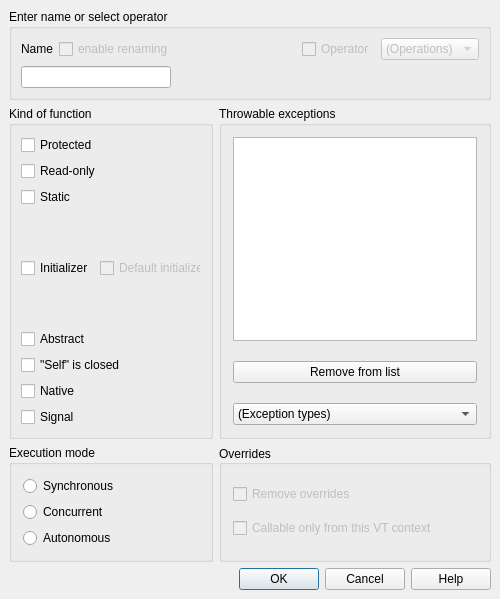
Old version of the form lavape/src/LavaPE_UI/idd_funcbox.ui in the repository berkus/lavape.
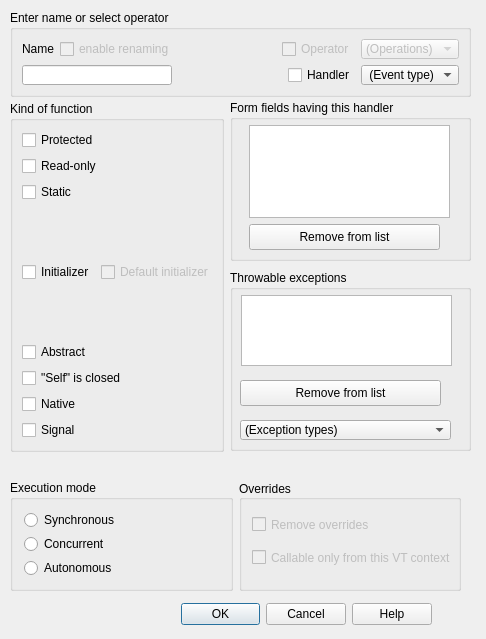
New version of the form.

```diff
--- a/lavape/src/LavaPE_UI/idd_funcbox.ui
+++ b/lavape/src/LavaPE_UI/idd_funcbox.ui
@@ -8,98 +8,22 @@
    <rect>
     <x>0</x>
     <y>0</y>
-    <width>500</width>
-    <height>599</height>
+    <width>486</width>
+    <height>639</height>
    </rect>
   </property>
   <property name="windowTitle" >
    <string>Function</string>
   </property>
-  <layout class="QVBoxLayout" >
-   <property name="margin" >
-    <number>9</number>
+  <widget class="QWidget" name="layoutWidget" >
+   <property name="geometry" >
+    <rect>
+     <x>10</x>
+     <y>600</y>
+     <width>422</width>
+     <height>28</height>
+    </rect>
    </property>
-   <property name="spacing" >
-    <number>6</number>
-   </property>
-   <item>
-    <widget class="QGroupBox" name="GroupBox_IDC_STATIC21" >
-     <property name="focusPolicy" >
-      <enum>Qt::NoFocus</enum>
-     </property>
-     <property name="title" >
-      <string>Enter name or select operator</string>
-     </property>
-     <layout class="QGridLayout" >
-      <property name="margin" >
-       <number>9</number>
-      </property>
-      <property name="spacing" >
-       <number>6</number>
-      </property>
-      <item row="0" column="1" >
-       <spacer>
-        <property name="orientation" >
-         <enum>Qt::Horizontal</enum>
-        </property>
-        <property name="sizeHint" >
-         <size>
-          <width>40</width>
-          <height>20</height>
-         </size>
-        </property>
-       </spacer>
-      </item>
-      <item row="0" column="2" >
-       <widget class="QCheckBox" name="CHECKOp" >
-        <property name="enabled" >
-         <bool>false</bool>
-        </property>
-        <property name="focusPolicy" >
-         <enum>Qt::StrongFocus</enum>
-        </property>
-        <property name="text" >
-         <string>Operator</string>
-        </property>
-       </widget>
-      </item>
-      <item row="0" column="3" >
-       <widget class="QComboBox" name="CMBOperator" >
-        <property name="enabled" >
-         <bool>false</bool>
-        </property>
-        <item>
-         <property name="text" >
-          <string>(Operations)</string>
-         </property>
-        </item>
-       </widget>
-      </item>
-      <item row="1" column="0" >
-       <widget class="QLineEdit" name="NewName" >
-        <property name="sizePolicy" >
-         <sizepolicy>
-          <hsizetype>0</hsizetype>
-          <vsizetype>0</vsizetype>
-          <horstretch>0</horstretch>
-          <verstretch>0</verstretch>
-         </sizepolicy>
-        </property>
-        <property name="minimumSize" >
-         <size>
-          <width>150</width>
-          <height>0</height>
-         </size>
-        </property>
-        <property name="focusPolicy" >
-         <enum>Qt::StrongFocus</enum>
-        </property>
-        <property name="alignment" >
-         <set>Qt::AlignLeading</set>
-        </property>
-       </widget>
-      </item>
-      <item row="0" column="0" >
        <layout class="QHBoxLayout" >
         <property name="margin" >
          <number>0</number>
@@ -108,34 +32,6 @@
          <number>6</number>
         </property>
         <item>
-         <widget class="QLabel" name="Label_IDC_STATIC46" >
-          <property name="focusPolicy" >
-           <enum>Qt::NoFocus</enum>
-          </property>
-          <property name="text" >
-           <string>Name</string>
-          </property>
-          <property name="alignment" >
-           <set>Qt::AlignLeading|Qt::AlignLeft|Qt::AlignVCenter</set>
-          </property>
-         </widget>
-        </item>
-        <item>
-         <widget class="QCheckBox" name="EnableName" >
-          <property name="enabled" >
-           <bool>false</bool>
-          </property>
-          <property name="focusPolicy" >
-           <enum>Qt::StrongFocus</enum>
-          </property>
-          <property name="text" >
-           <string>enable renaming</string>
-          </property>
-         </widget>
-        </item>
-       </layout>
-      </item>
-      <item row="1" column="1" colspan="3" >
        <spacer>
         <property name="orientation" >
          <enum>Qt::Horizontal</enum>
@@ -145,25 +41,98 @@
         </property>
         <property name="sizeHint" >
          <size>
-          <width>161</width>
-          <height>22</height>
+        <width>171</width>
+        <height>26</height>
          </size>
         </property>
        </spacer>
       </item>
-     </layout>
-    </widget>
-   </item>
-   <item>
-    <layout class="QGridLayout" >
-     <property name="margin" >
-      <number>0</number>
-     </property>
-     <property name="spacing" >
-      <number>6</number>
-     </property>
-     <item row="0" column="0" >
+    <item>
+     <widget class="QPushButton" name="ID_OK" >
+      <property name="sizePolicy" >
+       <sizepolicy>
+        <hsizetype>0</hsizetype>
+        <vsizetype>0</vsizetype>
+        <horstretch>0</horstretch>
+        <verstretch>0</verstretch>
+       </sizepolicy>
+      </property>
+      <property name="minimumSize" >
+       <size>
+        <width>1</width>
+        <height>0</height>
+       </size>
+      </property>
+      <property name="focusPolicy" >
+       <enum>Qt::NoFocus</enum>
+      </property>
+      <property name="text" >
+       <string>OK</string>
+      </property>
+      <property name="default" >
+       <bool>true</bool>
+      </property>
+     </widget>
+    </item>
+    <item>
+     <widget class="QPushButton" name="ID_CANCEL" >
+      <property name="sizePolicy" >
+       <sizepolicy>
+        <hsizetype>0</hsizetype>
+        <vsizetype>0</vsizetype>
+        <horstretch>0</horstretch>
+        <verstretch>0</verstretch>
+       </sizepolicy>
+      </property>
+      <property name="minimumSize" >
+       <size>
+        <width>1</width>
+        <height>0</height>
+       </size>
+      </property>
+      <property name="focusPolicy" >
+       <enum>Qt::NoFocus</enum>
+      </property>
+      <property name="text" >
+       <string>Cancel</string>
+      </property>
+     </widget>
+    </item>
+    <item>
+     <widget class="QPushButton" name="ID_HELP" >
+      <property name="sizePolicy" >
+       <sizepolicy>
+        <hsizetype>0</hsizetype>
+        <vsizetype>0</vsizetype>
+        <horstretch>0</horstretch>
+        <verstretch>0</verstretch>
+       </sizepolicy>
+      </property>
+      <property name="minimumSize" >
+       <size>
+        <width>1</width>
+        <height>0</height>
+       </size>
+      </property>
+      <property name="focusPolicy" >
+       <enum>Qt::NoFocus</enum>
+      </property>
+      <property name="text" >
+       <string>Help</string>
+      </property>
+     </widget>
+    </item>
+   </layout>
+  </widget>
       <widget class="QGroupBox" name="GroupBox_IDC_STATIC22" >
+   <property name="geometry" >
+    <rect>
+     <x>10</x>
+     <y>101</y>
+     <width>214</width>
+     <height>351</height>
+    </rect>
+   </property>
        <property name="sizePolicy" >
         <sizepolicy>
          <hsizetype>1</hsizetype>
@@ -352,8 +321,23 @@
         </item>
        </layout>
       </widget>
-     </item>
-     <item row="1" column="0" >
+  <widget class="QWidget" name="layoutWidget" >
+   <property name="geometry" >
+    <rect>
+     <x>10</x>
+     <y>480</y>
+     <width>451</width>
+     <height>111</height>
+    </rect>
+   </property>
+   <layout class="QHBoxLayout" >
+    <property name="margin" >
+     <number>0</number>
+    </property>
+    <property name="spacing" >
+     <number>6</number>
+    </property>
+    <item>
       <widget class="QGroupBox" name="BGroup_ExecMode" >
        <property name="sizePolicy" >
         <sizepolicy>
@@ -412,7 +396,7 @@
        </layout>
       </widget>
      </item>
-     <item row="1" column="1" >
+    <item>
       <widget class="QGroupBox" name="GroupBox_IDC_STATIC25" >
        <property name="sizePolicy" >
         <sizepolicy>
@@ -437,18 +421,18 @@
        <property name="alignment" >
         <set>Qt::AlignVCenter</set>
        </property>
-       <layout class="QVBoxLayout" >
-        <property name="margin" >
-         <number>11</number>
-        </property>
-        <property name="spacing" >
-         <number>6</number>
-        </property>
-        <item>
          <widget class="QCheckBox" name="RMOverrides" >
           <property name="enabled" >
            <bool>false</bool>
           </property>
+       <property name="geometry" >
+        <rect>
+         <x>13</x>
+         <y>35</y>
+         <width>199</width>
+         <height>19</height>
+        </rect>
+       </property>
           <property name="focusPolicy" >
            <enum>Qt::StrongFocus</enum>
           </property>
@@ -456,12 +440,18 @@
            <string>Remove overrides</string>
           </property>
          </widget>
-        </item>
-        <item>
          <widget class="QCheckBox" name="EnforceOver" >
           <property name="enabled" >
            <bool>false</bool>
           </property>
+       <property name="geometry" >
+        <rect>
+         <x>13</x>
+         <y>68</y>
+         <width>199</width>
+         <height>19</height>
+        </rect>
+       </property>
           <property name="focusPolicy" >
            <enum>Qt::StrongFocus</enum>
           </property>
@@ -469,12 +459,19 @@
            <string>Callable only from this VT context</string>
           </property>
          </widget>
+     </widget>
         </item>
        </layout>
       </widget>
-     </item>
-     <item row="0" column="1" >
       <widget class="QGroupBox" name="GroupBox_IDC_STATIC24" >
+   <property name="geometry" >
+    <rect>
+     <x>230</x>
+     <y>270</y>
+     <width>241</width>
+     <height>181</height>
+    </rect>
+   </property>
        <property name="sizePolicy" >
         <sizepolicy>
          <hsizetype>1</hsizetype>
@@ -498,22 +495,15 @@
        <property name="alignment" >
         <set>Qt::AlignTop</set>
        </property>
-       <layout class="QVBoxLayout" >
-        <property name="margin" >
-         <number>11</number>
-        </property>
-        <property name="spacing" >
-         <number>20</number>
-        </property>
-        <item>
-         <widget class="QListWidget" name="Inherits" >
-          <property name="enabled" >
-           <bool>true</bool>
-          </property>
-         </widget>
-        </item>
-        <item>
          <widget class="QPushButton" name="DelInherits" >
+    <property name="geometry" >
+     <rect>
+      <x>10</x>
+      <y>110</y>
+      <width>201</width>
+      <height>26</height>
+     </rect>
+    </property>
           <property name="focusPolicy" >
            <enum>Qt::NoFocus</enum>
           </property>
@@ -521,22 +511,200 @@
            <string>Remove from list</string>
           </property>
          </widget>
-        </item>
-        <item>
          <widget class="QComboBox" name="NamedTypes" >
+    <property name="geometry" >
+     <rect>
+      <x>10</x>
+      <y>150</y>
+      <width>211</width>
+      <height>20</height>
+     </rect>
+    </property>
           <item>
            <property name="text" >
             <string>(Exception types)</string>
            </property>
           </item>
          </widget>
-        </item>
-       </layout>
-      </widget>
-     </item>
-    </layout>
+   <widget class="QListWidget" name="Inherits" >
+    <property name="enabled" >
+     <bool>true</bool>
+    </property>
+    <property name="geometry" >
+     <rect>
+      <x>11</x>
+      <y>25</y>
+      <width>211</width>
+      <height>71</height>
+     </rect>
+    </property>
+    <property name="sizePolicy" >
+     <sizepolicy>
+      <hsizetype>0</hsizetype>
+      <vsizetype>3</vsizetype>
+      <horstretch>0</horstretch>
+      <verstretch>0</verstretch>
+     </sizepolicy>
+    </property>
+   </widget>
+  </widget>
+  <widget class="QGroupBox" name="groupBox" >
+   <property name="geometry" >
+    <rect>
+     <x>230</x>
+     <y>100</y>
+     <width>241</width>
+     <height>161</height>
+    </rect>
+   </property>
+   <property name="sizePolicy" >
+    <sizepolicy>
+     <hsizetype>1</hsizetype>
+     <vsizetype>1</vsizetype>
+     <horstretch>0</horstretch>
+     <verstretch>0</verstretch>
+    </sizepolicy>
+   </property>
+   <property name="title" >
+    <string>Form fields having this handler</string>
+   </property>
+   <widget class="QPushButton" name="FieldRemove" >
+    <property name="geometry" >
+     <rect>
+      <x>19</x>
+      <y>124</y>
+      <width>191</width>
+      <height>26</height>
+     </rect>
+    </property>
+    <property name="text" >
+     <string>Remove from list</string>
+    </property>
+   </widget>
+   <widget class="QListWidget" name="FieldList" >
+    <property name="geometry" >
+     <rect>
+      <x>19</x>
+      <y>25</y>
+      <width>201</width>
+      <height>93</height>
+     </rect>
+    </property>
+    <property name="sizePolicy" >
+     <sizepolicy>
+      <hsizetype>0</hsizetype>
+      <vsizetype>7</vsizetype>
+      <horstretch>0</horstretch>
+      <verstretch>0</verstretch>
+     </sizepolicy>
+    </property>
+   </widget>
+  </widget>
+  <widget class="QGroupBox" name="GroupBox_IDC_STATIC21" >
+   <property name="geometry" >
+    <rect>
+     <x>10</x>
+     <y>10</y>
+     <width>461</width>
+     <height>87</height>
+    </rect>
+   </property>
+   <property name="sizePolicy" >
+    <sizepolicy>
+     <hsizetype>1</hsizetype>
+     <vsizetype>1</vsizetype>
+     <horstretch>0</horstretch>
+     <verstretch>0</verstretch>
+    </sizepolicy>
+   </property>
+   <property name="focusPolicy" >
+    <enum>Qt::NoFocus</enum>
+   </property>
+   <property name="title" >
+    <string>Enter name or select operator</string>
+   </property>
+   <layout class="QGridLayout" >
+    <property name="margin" >
+     <number>9</number>
+    </property>
+    <property name="spacing" >
+     <number>6</number>
+    </property>
+    <item row="0" column="2" >
+     <widget class="QCheckBox" name="CHECKOp" >
+      <property name="enabled" >
+       <bool>false</bool>
+      </property>
+      <property name="focusPolicy" >
+       <enum>Qt::StrongFocus</enum>
+      </property>
+      <property name="text" >
+       <string>Operator</string>
+      </property>
+     </widget>
+    </item>
+    <item row="0" column="3" >
+     <widget class="QComboBox" name="CMBOperator" >
+      <property name="enabled" >
+       <bool>false</bool>
+      </property>
+      <item>
+       <property name="text" >
+        <string>(Operations)</string>
+       </property>
+      </item>
+     </widget>
+    </item>
+    <item row="0" column="0" >
+     <layout class="QHBoxLayout" >
+      <property name="margin" >
+       <number>0</number>
+      </property>
+      <property name="spacing" >
+       <number>6</number>
+      </property>
+      <item>
+       <widget class="QLabel" name="Label_IDC_STATIC46" >
+        <property name="focusPolicy" >
+         <enum>Qt::NoFocus</enum>
+        </property>
+        <property name="text" >
+         <string>Name</string>
+        </property>
+        <property name="alignment" >
+         <set>Qt::AlignLeading|Qt::AlignLeft|Qt::AlignVCenter</set>
+        </property>
+       </widget>
    </item>
    <item>
+       <widget class="QCheckBox" name="EnableName" >
+        <property name="enabled" >
+         <bool>false</bool>
+        </property>
+        <property name="focusPolicy" >
+         <enum>Qt::StrongFocus</enum>
+        </property>
+        <property name="text" >
+         <string>enable renaming</string>
+        </property>
+       </widget>
+      </item>
+     </layout>
+    </item>
+    <item row="0" column="1" >
+     <spacer>
+      <property name="orientation" >
+       <enum>Qt::Horizontal</enum>
+      </property>
+      <property name="sizeHint" >
+       <size>
+        <width>61</width>
+        <height>16</height>
+       </size>
+      </property>
+     </spacer>
+    </item>
+    <item row="1" column="0" colspan="4" >
     <layout class="QHBoxLayout" >
      <property name="margin" >
       <number>0</number>
@@ -544,6 +712,30 @@
      <property name="spacing" >
       <number>6</number>
      </property>
+      <item>
+       <widget class="QLineEdit" name="NewName" >
+        <property name="sizePolicy" >
+         <sizepolicy>
+          <hsizetype>0</hsizetype>
+          <vsizetype>0</vsizetype>
+          <horstretch>0</horstretch>
+          <verstretch>0</verstretch>
+         </sizepolicy>
+        </property>
+        <property name="minimumSize" >
+         <size>
+          <width>150</width>
+          <height>0</height>
+         </size>
+        </property>
+        <property name="focusPolicy" >
+         <enum>Qt::StrongFocus</enum>
+        </property>
+        <property name="alignment" >
+         <set>Qt::AlignLeading</set>
+        </property>
+       </widget>
+      </item>
      <item>
       <spacer>
        <property name="orientation" >
@@ -554,90 +746,32 @@
        </property>
        <property name="sizeHint" >
         <size>
-         <width>158</width>
+          <width>61</width>
          <height>16</height>
         </size>
        </property>
       </spacer>
      </item>
      <item>
-      <widget class="QPushButton" name="ID_OK" >
-       <property name="sizePolicy" >
-        <sizepolicy>
-         <hsizetype>0</hsizetype>
-         <vsizetype>0</vsizetype>
-         <horstretch>0</horstretch>
-         <verstretch>0</verstretch>
-        </sizepolicy>
-       </property>
-       <property name="minimumSize" >
-        <size>
-         <width>1</width>
-         <height>0</height>
-        </size>
-       </property>
-       <property name="focusPolicy" >
-        <enum>Qt::NoFocus</enum>
-       </property>
+       <widget class="QCheckBox" name="CHECKHandler" >
        <property name="text" >
-        <string>OK</string>
-       </property>
-       <property name="default" >
-        <bool>true</bool>
-       </property>
+         <string>Handler</string>
+        </property>
       </widget>
      </item>
      <item>
-      <widget class="QPushButton" name="ID_CANCEL" >
-       <property name="sizePolicy" >
-        <sizepolicy>
-         <hsizetype>0</hsizetype>
-         <vsizetype>0</vsizetype>
-         <horstretch>0</horstretch>
-         <verstretch>0</verstretch>
-        </sizepolicy>
-       </property>
-       <property name="minimumSize" >
-        <size>
-         <width>1</width>
-         <height>0</height>
-        </size>
-       </property>
-       <property name="focusPolicy" >
-        <enum>Qt::NoFocus</enum>
-       </property>
-       <property name="text" >
-        <string>Cancel</string>
-       </property>
-      </widget>
-     </item>
+       <widget class="QComboBox" name="EventType" >
      <item>
-      <widget class="QPushButton" name="ID_HELP" >
-       <property name="sizePolicy" >
-        <sizepolicy>
-         <hsizetype>0</hsizetype>
-         <vsizetype>0</vsizetype>
-         <horstretch>0</horstretch>
-         <verstretch>0</verstretch>
-        </sizepolicy>
-       </property>
-       <property name="minimumSize" >
-        <size>
-         <width>1</width>
-         <height>0</height>
-        </size>
-       </property>
-       <property name="focusPolicy" >
-        <enum>Qt::NoFocus</enum>
-       </property>
        <property name="text" >
-        <string>Help</string>
-       </property>
+          <string> (Event type)</string>
+         </property>
+        </item>
       </widget>
      </item>
     </layout>
    </item>
   </layout>
+  </widget>
  </widget>
  <layoutdefault spacing="6" margin="11" />
  <pixmapfunction></pixmapfunction>
```
Left out of the diff: 4 changed lines with no effect on the pictures. Lines whose indentation alone changed are shown as unchanged.
